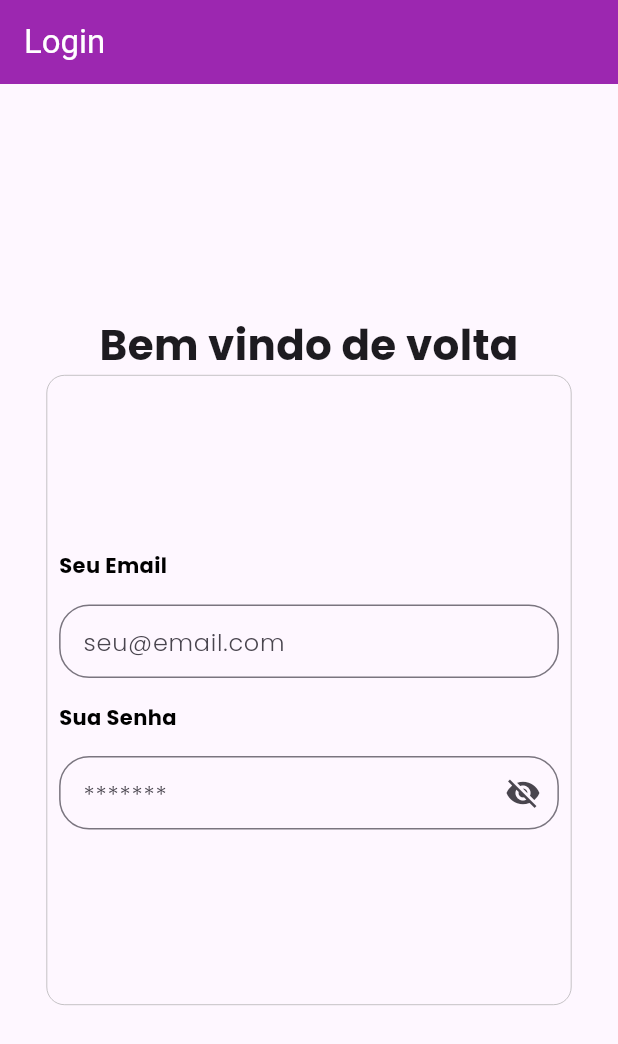
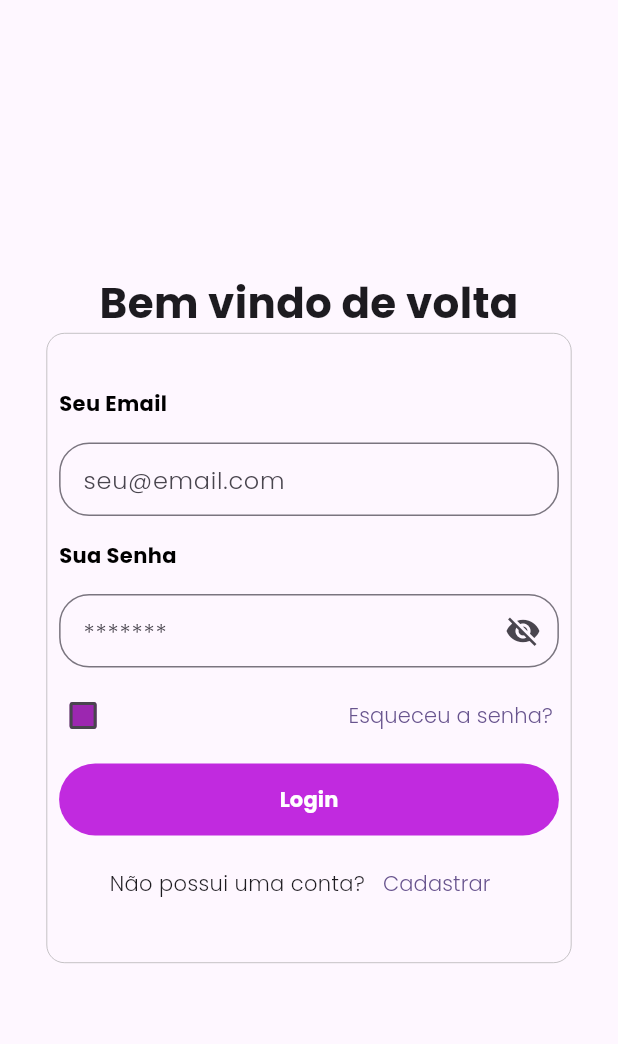
Before and after one commit to emanuelamaral/projeto_home_service, a Flutter app: the screen it shows after launch, on a phone screen of 412 x 824 dp. Shown: the top 1044 px of the screen. Run offline on Flutter 3.47's test engine with Material 2 defaults, Android fonts, the phone set to English and light mode, and no system bars.

Commit message:
LoginPage base complete

```diff
--- /dev/null
+++ b/lib/src/components/checkbox_component.dart
@@ -0,0 +1,47 @@
+import 'package:flutter/material.dart';
+
+class CheckBoxComponent extends StatelessWidget {
+  const CheckBoxComponent({super.key});
+
+  @override
+  Widget build(BuildContext context) {
+    return const CheckboxExample();
+  }
+}
+
+class CheckboxExample extends StatefulWidget {
+  const CheckboxExample({super.key});
+
+  @override
+  State<CheckboxExample> createState() => _CheckboxExampleState();
+}
+
+class _CheckboxExampleState extends State<CheckboxExample> {
+  bool isChecked = false;
+
+  @override
+  Widget build(BuildContext context) {
+    Color getColor(Set<MaterialState> states) {
+      const Set<MaterialState> interactiveStates = <MaterialState>{
+        MaterialState.pressed,
+        MaterialState.hovered,
+        MaterialState.focused,
+      };
+      if (states.any(interactiveStates.contains)) {
+        return Colors.white;
+      }
+      return Colors.purple;
+    }
+
+    return Checkbox(
+      checkColor: Colors.white,
+      fillColor: MaterialStateProperty.resolveWith(getColor),
+      value: isChecked,
+      onChanged: (bool? value) {
+        setState(() {
+          isChecked = value!;
+        });
+      },
+    );
+  }
+}
--- a/lib/src/components/login_component.dart
+++ b/lib/src/components/login_component.dart
@@ -1,6 +1,8 @@
 import 'package:flutter/material.dart';
+import 'package:projeto_home_service/src/components/checkbox_component.dart';
 
 import 'label_component.dart';
+import 'sign_button_component.dart';
 import 'textfield_component.dart';
 
 class LoginComponent extends StatelessWidget {
@@ -25,16 +27,48 @@ class LoginComponent extends StatelessWidget {
             decoration: BoxDecoration(
                 border: Border.all(color: Colors.grey, width: 0.4),
                 borderRadius: BorderRadius.circular(12.0)),
-            child: const Column(
+            child: Column(
               crossAxisAlignment: CrossAxisAlignment.start,
               mainAxisAlignment: MainAxisAlignment.center,
               children: [
-                LabelComponents(textLabel: "Seu Email"),
-                TextFieldComponent(
+                const LabelComponents(textLabel: "Seu Email"),
+                const TextFieldComponent(
                     password: false, email: true, hintText: "seu@email.com"),
-                LabelComponents(textLabel: "Sua Senha"),
-                TextFieldComponent(
-                    password: true, email: false, hintText: "*******")
+                const LabelComponents(textLabel: "Sua Senha"),
+                const TextFieldComponent(
+                    password: true, email: false, hintText: "*******"),
+                Row(
+                  mainAxisAlignment: MainAxisAlignment.spaceBetween,
+                  children: [
+                    const CheckBoxComponent(),
+                    TextButton(
+                        onPressed: () {},
+                        child: const Text(
+                          "Esqueceu a senha?",
+                          style: TextStyle(fontFamily: 'Poppins'),
+                        ))
+                  ],
+                ),
+                const Center(
+                    child: SignButtonComponent(
+                  text: "Login",
+                  login: true,
+                )),
+                Row(
+                  mainAxisAlignment: MainAxisAlignment.center,
+                  children: [
+                    const Text(
+                      "Não possui uma conta?",
+                      style: TextStyle(fontFamily: 'Poppins'),
+                    ),
+                    TextButton(
+                        onPressed: () {},
+                        child: const Text(
+                          "Cadastrar",
+                          style: TextStyle(fontFamily: 'Poppins'),
+                        ))
+                  ],
+                )
               ],
             ),
           ),
--- /dev/null
+++ b/lib/src/components/sign_button_component.dart
@@ -0,0 +1,31 @@
+import 'package:flutter/material.dart';
+
+class SignButtonComponent extends StatelessWidget {
+  final String text;
+  final bool login;
+
+  const SignButtonComponent(
+      {super.key, required this.text, required this.login});
+
+  @override
+  Widget build(BuildContext context) {
+    return Container(
+      width: double.infinity,
+      margin: const EdgeInsets.all(8.0),
+      decoration: BoxDecoration(
+          borderRadius: BorderRadius.circular(50),
+          color: const Color.fromARGB(255, 193, 42, 223)),
+      child: TextButton(
+          onPressed: () {
+            login ? () {} : null;
+          },
+          child: Text(
+            text,
+            style: const TextStyle(
+                fontFamily: 'Poppins',
+                color: Colors.white,
+                fontWeight: FontWeight.w600),
+          )),
+    );
+  }
+}
--- a/lib/src/pages/login/login_page.dart
+++ b/lib/src/pages/login/login_page.dart
@@ -6,14 +6,6 @@ class LoginPage extends StatelessWidget {
 
   @override
   Widget build(BuildContext context) {
-    return Scaffold(
-        appBar: AppBar(
-          title: const Text(
-            'Login',
-            style: TextStyle(color: Colors.white),
-          ),
-          backgroundColor: Colors.purple,
-        ),
-        body: const LoginComponent());
+    return const Scaffold(body: LoginComponent());
   }
 }
```
